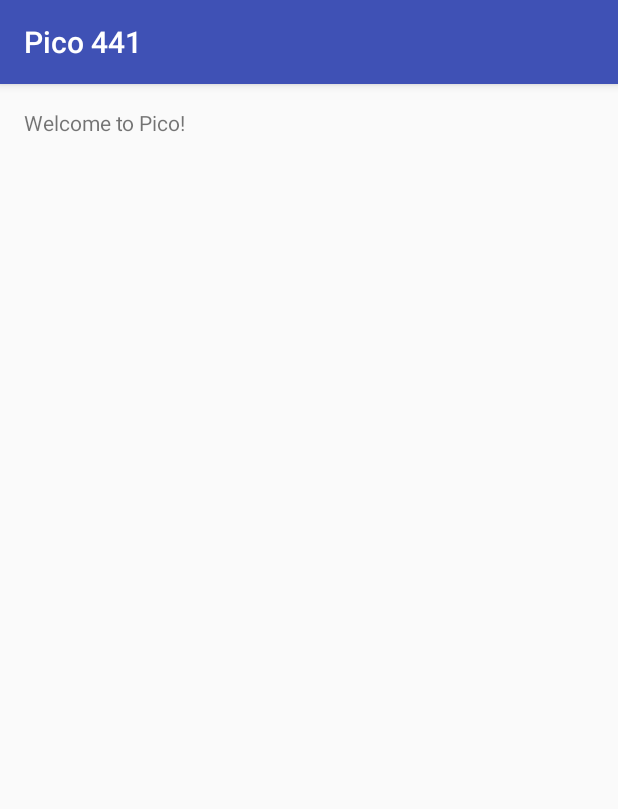
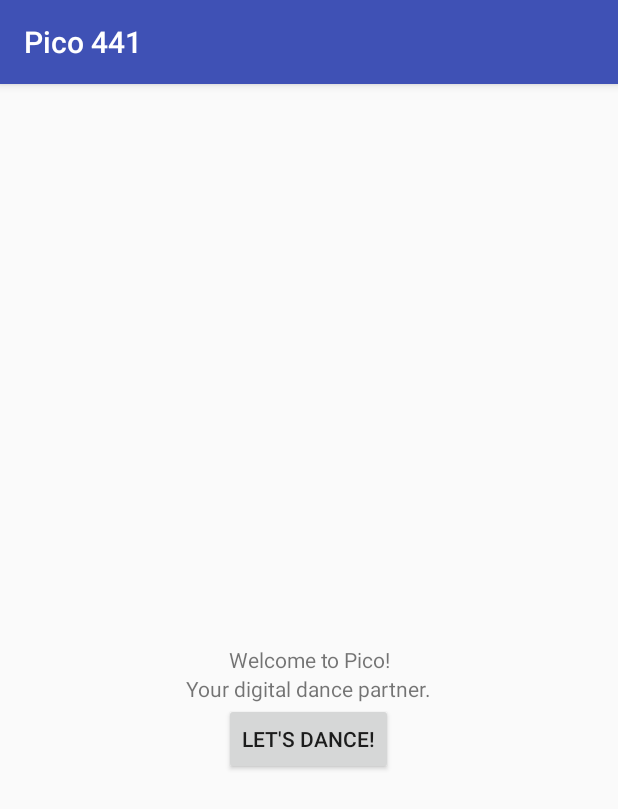
Before and after one commit to hailuand/Pico, an Android app: the screen it shows after launch (MainActivity), on a phone screen of 412 x 824 dp. Shown: the top 809 px of the screen. Run offline under Robolectric (Android 15) with nearby library versions, the phone set to English and light mode, and no system bars.

```diff
--- a/app/src/main/AndroidManifest.xml
+++ b/app/src/main/AndroidManifest.xml
@@ -17,6 +17,8 @@
         </activity>
         <activity android:name=".DanceSelections" >
         </activity>
+        <activity android:name=".DanceChacha" >
+        </activity>
     </application>
 
 </manifest>
--- a/app/src/main/java/com/example/fall15/eecs441/pico441/MainActivity.java
+++ b/app/src/main/java/com/example/fall15/eecs441/pico441/MainActivity.java
@@ -15,4 +15,9 @@ public class MainActivity extends AppCompatActivity {
         setContentView(R.layout.activity_main);
     }
 
+    public void letsDance(View view) {
+        Intent intent = new Intent(this, DanceSelections.class);
+        startActivity(intent);
+    }
+
 }
--- a/app/src/main/res/layout/activity_main.xml
+++ b/app/src/main/res/layout/activity_main.xml
@@ -1,5 +1,5 @@
 <?xml version="1.0" encoding="utf-8"?>
-<LinearLayout xmlns:android="http://schemas.android.com/apk/res/android"
+<RelativeLayout xmlns:android="http://schemas.android.com/apk/res/android"
     xmlns:tools="http://schemas.android.com/tools"
     android:layout_width="match_parent"
     android:layout_height="match_parent"
@@ -11,7 +11,28 @@
     tools:context=".MainActivity">
 
     <TextView
+        android:id="@+id/welcome"
+        android:layout_width="fill_parent"
+        android:layout_height="wrap_content"
+        android:text="@string/welcome_msg"
+        android:gravity="center"
+        android:layout_centerVertical="true"
+        android:layout_alignParentRight="true"
+        android:layout_alignParentEnd="true" />
+
+    <TextView
+        android:id="@+id/tagline"
         android:layout_width="wrap_content"
         android:layout_height="wrap_content"
-        android:text="@string/welcome_msg"/>
-</LinearLayout>
+        android:text="@string/tagline"
+        android:layout_below="@id/welcome"
+        android:layout_centerHorizontal="true" />
+
+    <Button
+        android:layout_width="wrap_content"
+        android:layout_height="wrap_content"
+        android:layout_below="@+id/tagline"
+        android:text="@string/splash_btn"
+        android:layout_centerHorizontal="true"
+        android:onClick="letsDance" />
+</RelativeLayout>
--- a/app/src/main/res/values/strings.xml
+++ b/app/src/main/res/values/strings.xml
@@ -1,4 +1,6 @@
 <resources>
     <string name="app_name">Pico 441</string>
     <string name="welcome_msg">Welcome to Pico!</string>
+    <string name="tagline">Your digital dance partner.</string>
+    <string name="splash_btn">Let\'s dance!</string>
 </resources>
```
Also changed, not shown: app/src/main/java/com/example/fall15/eecs441/pico441/DanceChacha.java (added, +13 -0 lines), app/src/main/java/com/example/fall15/eecs441/pico441/DanceSelections.java (+8 -1 lines), app/src/main/res/layout/activity_dance_chacha.xml (added, +10 -0 lines), app/src/main/res/layout/activity_dance_selections.xml (+11 -2 lines).
